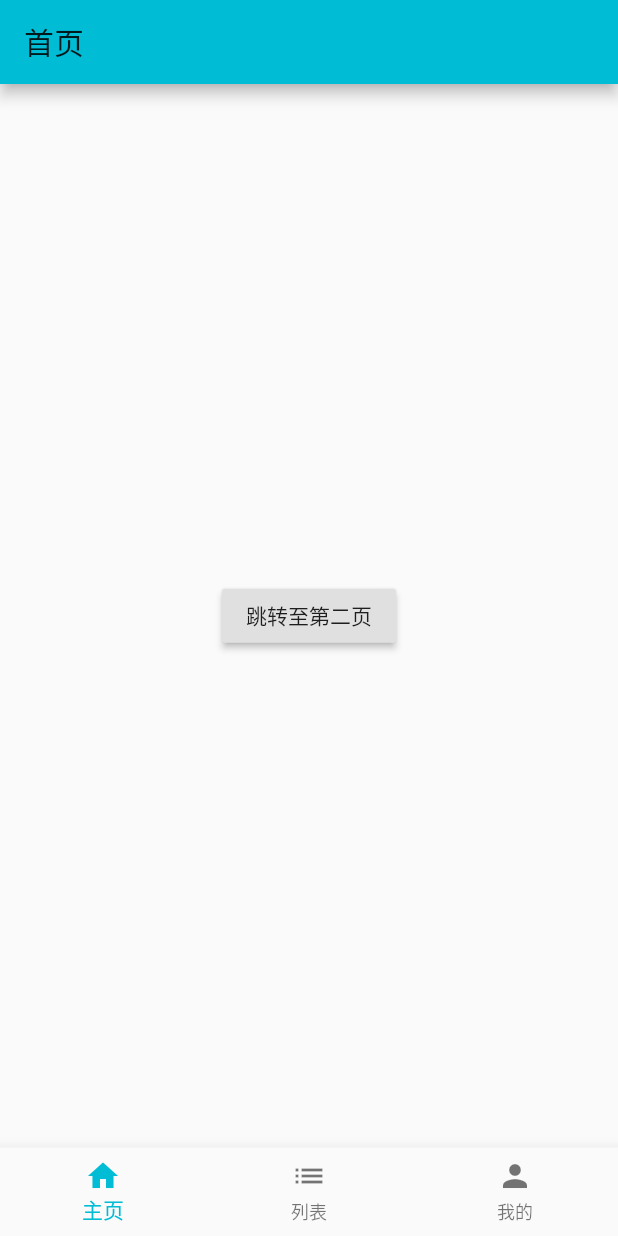
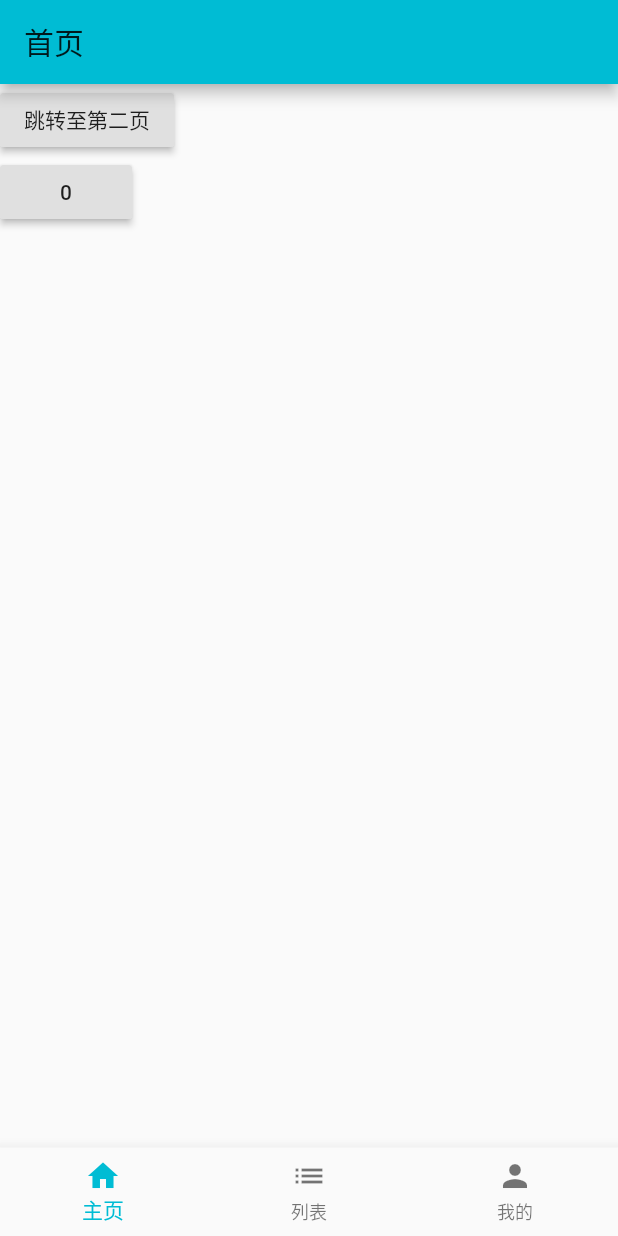
Before and after one commit to SiroSong/flutter_demo, a Flutter app: the screen it shows after launch, on a phone screen of 412 x 824 dp. Run offline on Flutter 3.47's test engine with Material 2 defaults, Android fonts, the phone set to English and light mode, and no system bars.

Commit message:
up 加入状态管理

```diff
--- /dev/null
+++ b/lib/models/counter.dart
@@ -0,0 +1,11 @@
+import 'package:flutter/material.dart';
+
+class CounterModel extends ChangeNotifier {
+  int _count = 0;
+  int get value => _count;
+
+  void increment() {
+    _count++;
+    notifyListeners();
+  }
+}
--- a/lib/pages/home.dart
+++ b/lib/pages/home.dart
@@ -1,6 +1,8 @@
 import 'package:flutter/material.dart';
+import 'package:flutter_tests/models/counter.dart';
 import 'package:flutter_tests/pages/My.dart';
 import 'package:flutter_tests/pages/article_list.dart';
+import 'package:provider/provider.dart';
 
 class FirstScreen extends StatelessWidget {
   @override
@@ -9,17 +11,33 @@ class FirstScreen extends StatelessWidget {
       appBar: AppBar(
         title: Text('首页'),
       ),
-      body: Center(
-        child: RaisedButton(
-          child: Text('跳转至第二页'),
-          onPressed: () {
-            // Navigator.push(
-            //   context,
-            //   MaterialPageRoute(builder: (context) => SecondScreen()),
-            // );
-            Navigator.of(context).pushNamed('second_page');
-          },
-        ),
+      body: Column(
+        children: [
+          Row(
+            children: [
+              Center(
+                child: RaisedButton(
+                  onPressed: () {
+                    Navigator.of(context).pushNamed('second_page');
+                  },
+                  child: Text('跳转至第二页'),
+                ),
+              )
+            ],
+          ),
+          Consumer<CounterModel>(
+            builder: (context, CounterModel counter, _) => Row(
+              children: [
+                RaisedButton(
+                  onPressed: () {
+                    counter.increment();
+                  },
+                  child: Text('${counter.value}'),
+                )
+              ],
+            ),
+          ),
+        ],
       ),
     );
   }
@@ -28,13 +46,15 @@ class FirstScreen extends StatelessWidget {
 class SecondScreen extends StatelessWidget {
   @override
   Widget build(BuildContext context) {
+    final counter = Provider.of<CounterModel>(context);
+
     return Scaffold(
       appBar: AppBar(
         title: Text('第二页'),
       ),
       body: Center(
         child: RaisedButton(
-          child: Text('返回'),
+          child: Text('返回${counter.value}'),
           onPressed: () {
             Navigator.pop(context);
           },
--- a/pubspec.yaml
+++ b/pubspec.yaml
@@ -29,6 +29,7 @@ dependencies:
   # Use with the CupertinoIcons class for iOS style icons.
   cupertino_icons: ^0.1.3
   english_words: ^3.1.0
+  provider: ^4.3.2+1
 
 dev_dependencies:
   flutter_test:
```
Also changed, not shown: lib/main.dart (+9 -1 lines), lib/pages/article_list.dart (+0 -31 lines), pubspec.lock.
